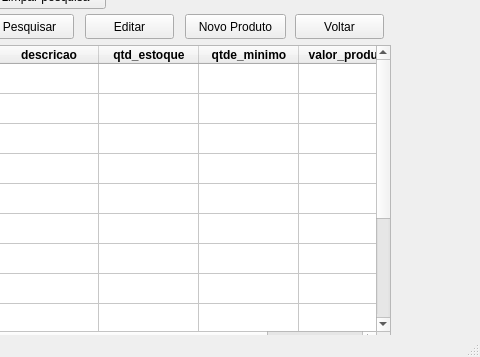
Before: the Qt Designer form Interface/consultaProdutos_.ui in jessica-lemes/Projeto-Estoque, drawn with Qt 5; both pictures show x 245 to 725 and y 105 to 462 of the 725 by 462 pixel window.
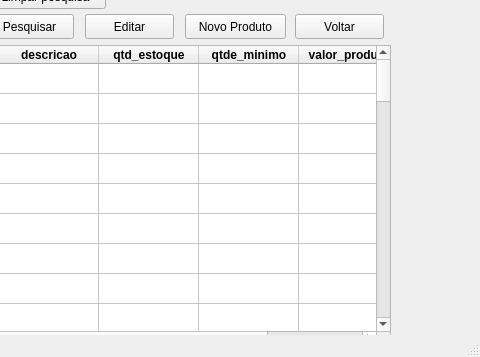
After: the same form once the commit is applied.

The edit to the form file:
```diff
--- a/Interface/consultaProdutos_.ui
+++ b/Interface/consultaProdutos_.ui
@@ -15,6 +15,9 @@
   </property>
   <widget class="QWidget" name="centralwidget">
    <widget class="QTableWidget" name="tabelaConsultaProdutos">
+    <property name="enabled">
+     <bool>true</bool>
+    </property>
     <property name="geometry">
      <rect>
       <x>25</x>
@@ -32,6 +35,9 @@
     <property name="selectionBehavior">
      <enum>QAbstractItemView::SelectRows</enum>
     </property>
+    <property name="rowCount">
+     <number>50</number>
+    </property>
     <row>
      <property name="text">
       <string>1</string>
@@ -97,6 +103,43 @@
       <string>13</string>
      </property>
     </row>
+    <row/>
+    <row/>
+    <row/>
+    <row/>
+    <row/>
+    <row/>
+    <row/>
+    <row/>
+    <row/>
+    <row/>
+    <row/>
+    <row/>
+    <row/>
+    <row/>
+    <row/>
+    <row/>
+    <row/>
+    <row/>
+    <row/>
+    <row/>
+    <row/>
+    <row/>
+    <row/>
+    <row/>
+    <row/>
+    <row/>
+    <row/>
+    <row/>
+    <row/>
+    <row/>
+    <row/>
+    <row/>
+    <row/>
+    <row/>
+    <row/>
+    <row/>
+    <row/>
     <column>
      <property name="text">
       <string>idProduto</string>
```
Left out of the diff: 2 changed lines with no effect on the pictures.
